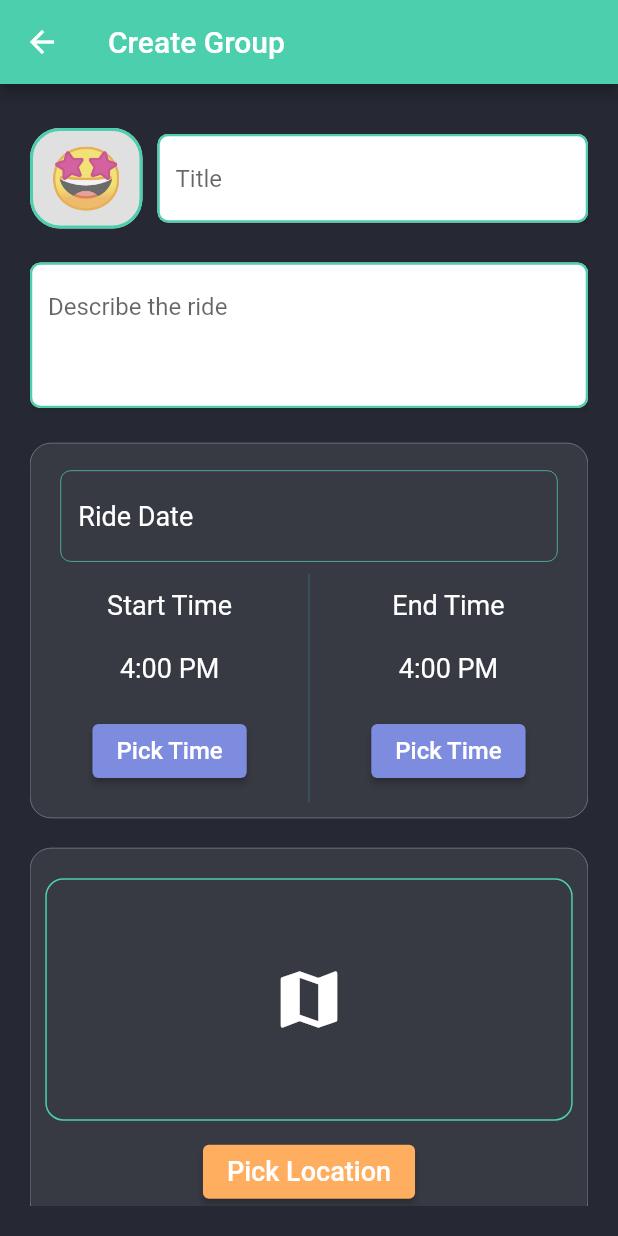
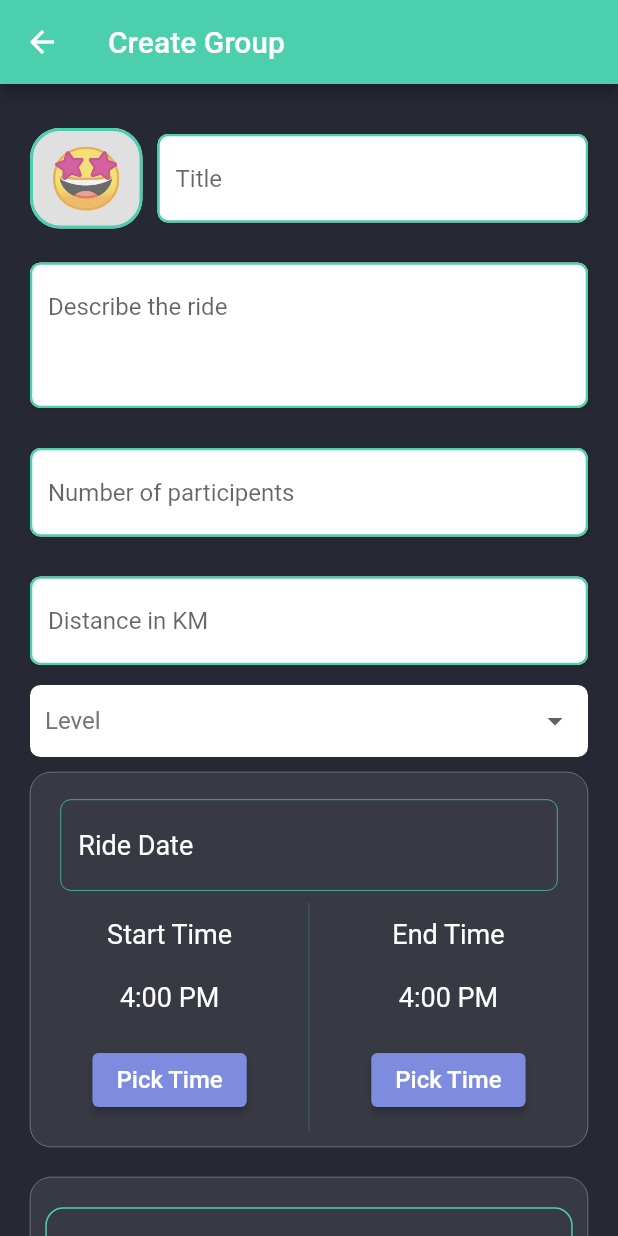
Before and after one commit to Abdulaziz4/bike-riders, a Flutter app: the GroupCreationView screen opened by its route, on a phone screen of 412 x 824 dp. Run offline on Flutter 3.47's test engine with Material 2 defaults, Android fonts, the light colour scheme and no system bars; drawn by our look-alikes of datetime_picker_formfield; our stand-ins replace firebase_auth, firebase_core, flutter_spinkit, flutter_svg, geolocator, google_maps_flutter and 3 more; missing offline and left inert: day_night_time_picker; accounts and stored records are empty.

Commit message:
Adding num of participant, distance, and level fields

```diff
--- a/lib/ui/group_creation/group_creation_view.dart
+++ b/lib/ui/group_creation/group_creation_view.dart
@@ -14,28 +14,15 @@ class GroupCreationView extends StatefulWidget {
 }
 
 class _GroupCreationViewState extends State<GroupCreationView> {
-  late TextEditingController _emojiController;
-  late FocusNode _focusNode;
-  @override
-  void initState() {
-    super.initState();
-    _emojiController = TextEditingController();
-    _focusNode = FocusNode()
-      ..addListener(() {
-        _focusNode.unfocus();
-      });
-  }
-
-  bool _showEmojiPicker = false;
   @override
   Widget build(BuildContext context) {
     return Scaffold(
       appBar: AppBar(
         title: Text("Create Group"),
       ),
-      body: Padding(
-        padding: const EdgeInsets.all(kDefaultPadding),
-        child: SingleChildScrollView(
+      body: SingleChildScrollView(
+        child: Padding(
+          padding: const EdgeInsets.all(kDefaultPadding),
           child: Column(
             children: [
               Row(
@@ -59,6 +46,49 @@ class _GroupCreationViewState extends State<GroupCreationView> {
                 hint: "Describe the ride",
                 numOfLines: 3,
               ),
+              InputField(
+                validator: (_) {},
+                onSave: (_) {},
+                hint: "Number of participents",
+              ),
+              InputField(
+                validator: (_) {},
+                onSave: (_) {},
+                hint: "Distance in KM",
+              ),
+              Container(
+                padding:
+                    const EdgeInsets.symmetric(horizontal: kDefaultPadding / 2),
+                decoration: BoxDecoration(
+                  color: Colors.white,
+                  borderRadius: BorderRadius.circular(7),
+                ),
+                child: DropdownButtonFormField(
+                  decoration: InputDecoration(enabledBorder: InputBorder.none),
+                  hint: Text(
+                    "Level",
+                    style: TextStyle(color: Colors.grey[600]),
+                  ),
+                  // value: "Beginner",
+                  dropdownColor: kAltColor,
+                  onSaved: (_) {},
+                  onChanged: (_) {},
+                  items: const [
+                    DropdownMenuItem(
+                      child: Text("Beginner"),
+                      value: "Beginner",
+                    ),
+                    DropdownMenuItem(
+                      child: Text("Intermediate"),
+                      value: "Intermediate",
+                    ),
+                    DropdownMenuItem(
+                      child: Text("Hardcore"),
+                      value: "Hardcore",
+                    ),
+                  ],
+                ),
+              ),
               RideDateTimePickingSection(),
               LocationPickingSection(),
             ],
@@ -67,10 +97,4 @@ class _GroupCreationViewState extends State<GroupCreationView> {
       ),
     );
   }
-
-  void toggleEmojiPicker() {
-    setState(() {
-      _showEmojiPicker = !_showEmojiPicker;
-    });
-  }
 }
```
